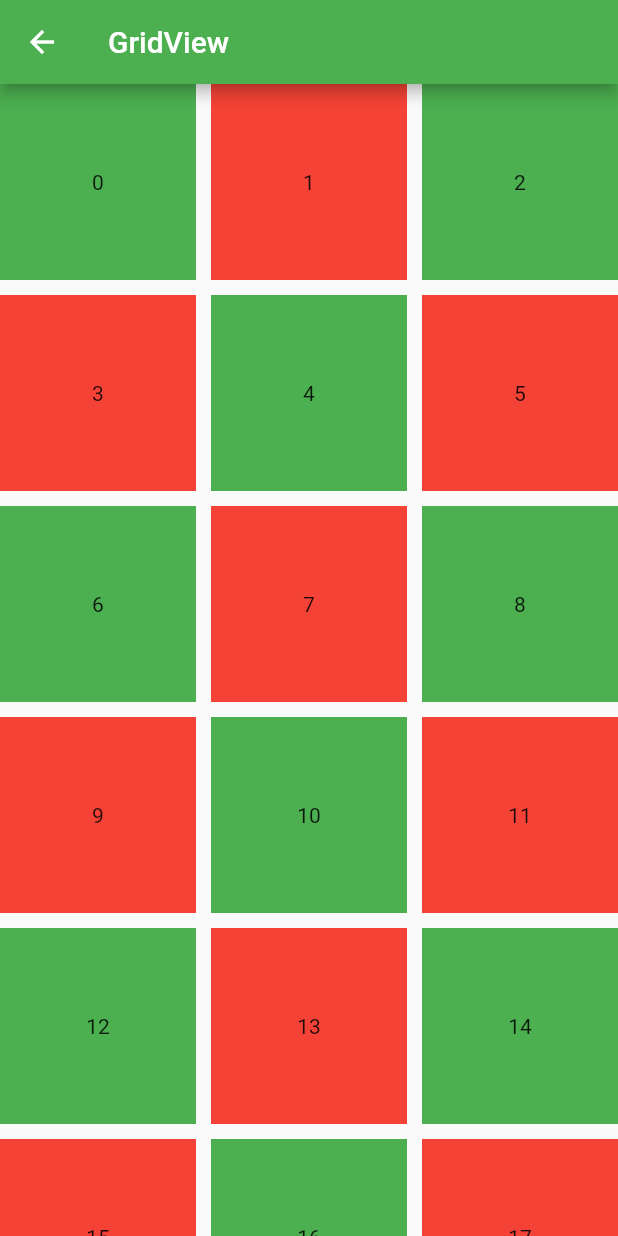
After one commit to sumithpdd/flutterinmotion, a Flutter app: the GridViewPage screen opened directly, on a phone screen of 412 x 824 dp. The commit adds this screen. Run offline on Flutter 3.47's test engine with Material 2 defaults, Android fonts, the phone set to English and light mode, and no system bars; our stand-ins replace sqflite; accounts and stored records are empty.

Commit message:
Widgets , routes and lifecycle

```diff
--- /dev/null
+++ b/more_widgets/lib/gridview_page.dart
@@ -0,0 +1,35 @@
+import 'package:flutter/material.dart';
+
+class GridViewPage extends StatelessWidget {
+  const GridViewPage({Key key}) : super(key: key);
+
+  @override
+  Widget build(BuildContext context) {
+    return Scaffold(
+      appBar: AppBar(
+        title: const Text('GridView'),
+      ),
+      body: GridView.count(
+          crossAxisCount: 3,
+          crossAxisSpacing: 10,
+          mainAxisSpacing: 10,
+          children: List.generate(200, (index) {
+            return Container(
+              color: index % 2 == 0 ? Colors.green : Colors.red,
+              child: Center(
+                child: Text('$index'),
+              ),
+            );
+          })
+          // children: [1, 2, 3, 4, 5, 6, 7, 8, 9]
+          //     .map((num) => Container(
+          //           color: num % 2 == 0 ? Colors.green : Colors.red,
+          //           child: Center(
+          //             child: Text(num.toString()),
+          //           ),
+          //         ))
+          //     .toList(),
+          ),
+    );
+  }
+}
--- a/spend_tracker/lib/application.dart
+++ b/spend_tracker/lib/application.dart
@@ -14,6 +14,7 @@ class Application extends StatelessWidget {
         theme: ThemeData(primarySwatch: Colors.green),
         initialRoute: '/',
         routes: routes,
+        navigatorObservers: [routeObserver],
       ),
     );
   }
--- a/spend_tracker/lib/routes.dart
+++ b/spend_tracker/lib/routes.dart
@@ -7,3 +7,5 @@ final routes = {
   '/items': (BuildContext context) => ItemsPage(),
   '/types': (BuildContext context) => TypesPage(),
 };
+
+final RouteObserver<PageRoute> routeObserver = RouteObserver<PageRoute>();
```
Also changed, not shown: more_widgets/lib/main.dart (added, +24 -0 lines), more_widgets/lib/notify_page.dart (added, +44 -0 lines), more_widgets/pubspec.yaml (added, +76 -0 lines), spend_tracker/lib/main.dart (+7 -1 lines), spend_tracker/lib/pages/accounts/account_page.dart (+32 -0 lines), spend_tracker/lib/pages/home/home_page.dart (+21 -2 lines), spend_tracker/lib/pages/items/item_page.dart (+19 -2 lines), 61 other files.
